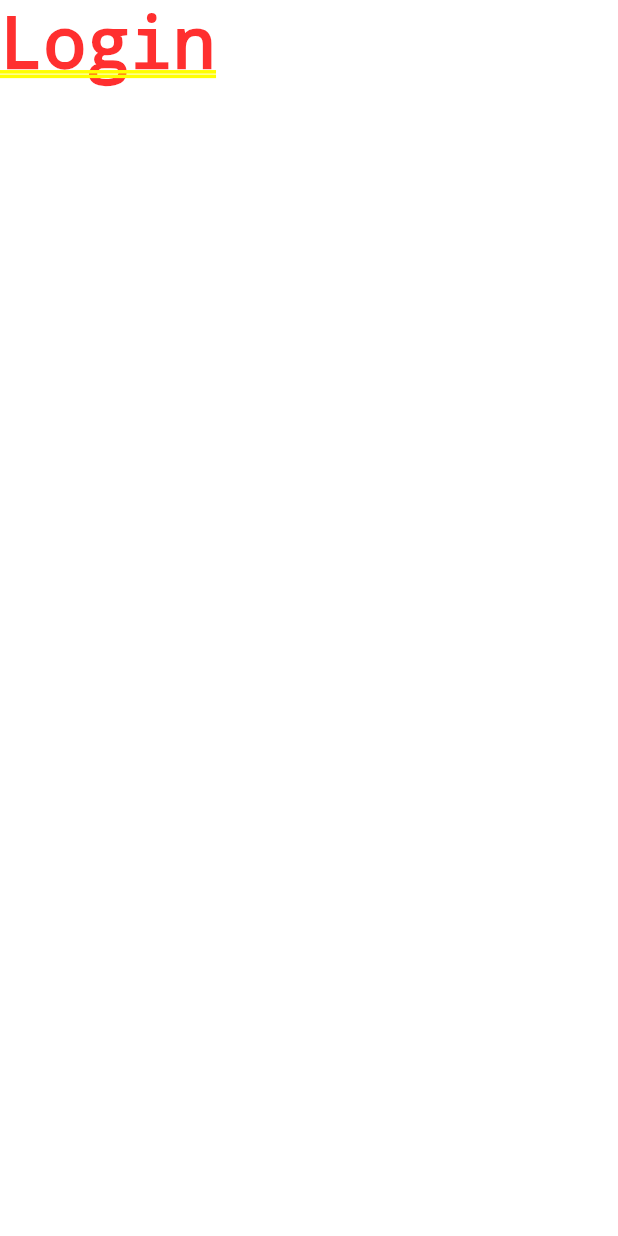
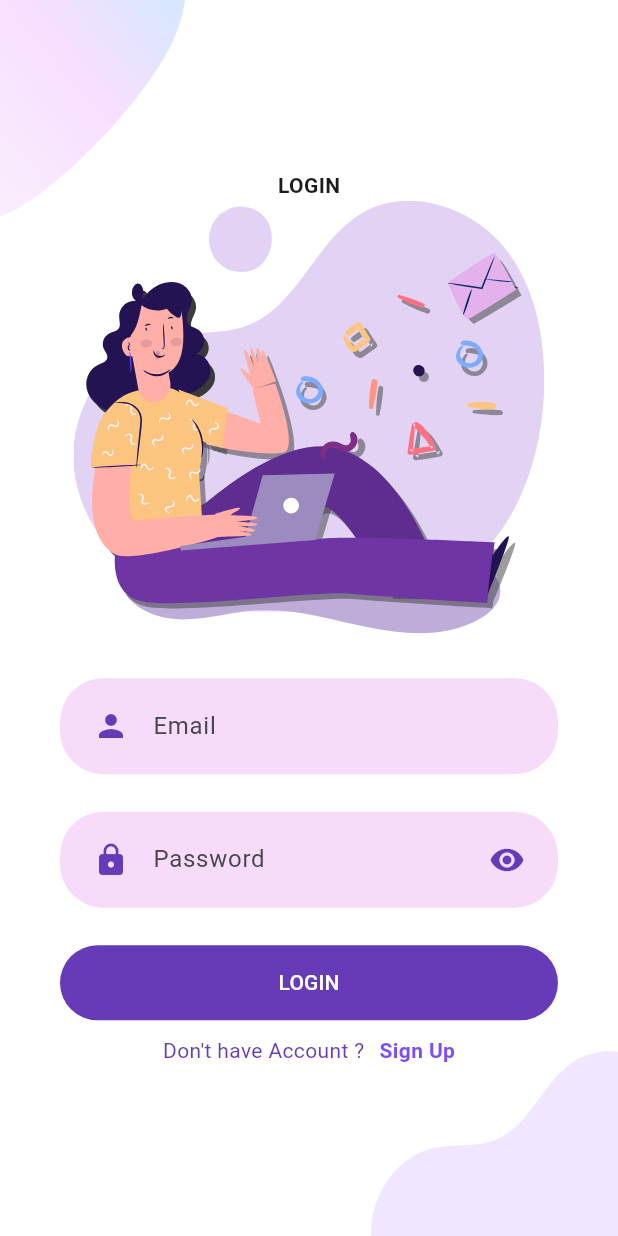
Before and after one commit to peerapattop/posmobile-flutter, a Flutter app: the screen it shows after launch, after a tap on "LOGIN", on a phone screen of 412 x 824 dp. Run offline on Flutter 3.47's test engine with Material 3 defaults, Android fonts, the phone set to English and light mode, and no system bars; our stand-ins replace flutter_svg.

Commit message:
create login page and update input

```diff
--- a/lib/screens/login_screen.dart
+++ b/lib/screens/login_screen.dart
@@ -1,15 +1,110 @@
 import 'package:flutter/material.dart';
+import 'package:flutter_svg/svg.dart';
+import 'package:flutter_svg/flutter_svg.dart';
+import 'package:posmobile/screens/signup_screen.dart';
 
-class Login extends StatefulWidget {
+import '../widgets/custom_button.dart';
+import '../widgets/custom_input.dart';
+
+class Login extends StatelessWidget {
   const Login({super.key});
 
   @override
-  State<Login> createState() => _LoginState();
-}
-
-class _LoginState extends State<Login> {
-  @override
   Widget build(BuildContext context) {
-    return const Text('Login');
+    Size size = MediaQuery.of(context).size;
+    return Scaffold(
+      body: SingleChildScrollView(
+        child: SizedBox(
+          width: double.infinity,
+          height: size.height,
+          child: Stack(
+            alignment: Alignment.center,
+            children: <Widget>[
+              Positioned(
+                top: 0,
+                left: 0,
+                child: Image.asset(
+                  "assets/images/main_top.png",
+                  width: size.width * 0.3,
+                ),
+              ),
+              Positioned(
+                bottom: 0,
+                right: 0,
+                child: Image.asset(
+                  "assets/images/login_bottom.png",
+                  width: size.width * 0.4,
+                ),
+              ),
+              Column(
+                crossAxisAlignment: CrossAxisAlignment.center,
+                mainAxisAlignment: MainAxisAlignment.center,
+                children: [
+                  const Text(
+                    'LOGIN',
+                    style: TextStyle(fontWeight: FontWeight.bold),
+                  ),
+                  SvgPicture.asset("assets/icons/login.svg",
+                      height: size.height * 0.35),
+                  const SizedBox(height: 30),
+                  const Padding(
+                    padding: EdgeInsets.only(right: 40, left: 40, bottom: 25),
+                    child: CustomInput(
+                      prefixIcon: Icons.person,
+                      hintText: 'Email',
+                      keyboardType: TextInputType.emailAddress,
+                    ),
+                  ),
+                  const Padding(
+                    padding: EdgeInsets.only(right: 40, left: 40),
+                    child: CustomInput(
+                      obscureText: true,
+                      prefixIcon: Icons.lock,
+                      suffixIcon: Icons.visibility,
+                      hintText: 'Password',
+                      keyboardType: TextInputType.emailAddress,
+                    ),
+                  ),
+                  Padding(
+                    padding: const EdgeInsets.only(
+                        right: 40, left: 40, top: 25, bottom: 10),
+                    child: CustomButton(
+                      text: 'LOGIN',
+                      onPressed: () {},
+                    ),
+                  ),
+                  Row(
+                    mainAxisAlignment: MainAxisAlignment.center,
+                    children: <Widget>[
+                      const Text(
+                        "Don't have Account ?",
+                        style: TextStyle(color: Colors.deepPurple),
+                      ),
+                      const SizedBox(width: 10),
+                      GestureDetector(
+                        onTap: () {
+                          Navigator.push(
+                            context,
+                            MaterialPageRoute(
+                              builder: (context) => const SignUp(),
+                            ),
+                          );
+                        },
+                        child: const Text(
+                          "Sign Up",
+                          style: TextStyle(
+                              fontWeight: FontWeight.bold,
+                              color: Colors.deepPurpleAccent),
+                        ),
+                      ),
+                    ],
+                  )
+                ],
+              ),
+            ],
+          ),
+        ),
+      ),
+    );
   }
 }
--- a/lib/widgets/custom_input.dart
+++ b/lib/widgets/custom_input.dart
@@ -1,10 +1,47 @@
 import 'package:flutter/material.dart';
 
 class CustomInput extends StatelessWidget {
-  const CustomInput({super.key});
+  final String hintText;
+  final TextEditingController? controller;
+  final bool obscureText;
+  final TextInputType keyboardType;
+  final IconData? prefixIcon;
+  final IconData? suffixIcon;
+
+  const CustomInput({
+    super.key,
+    this.hintText = '',
+    this.controller,
+    this.obscureText = false,
+    this.keyboardType = TextInputType.text,
+    this.prefixIcon,
+    this.suffixIcon,
+  });
 
   @override
   Widget build(BuildContext context) {
-    return const Placeholder();
+    return Container(
+      padding: const EdgeInsets.symmetric(horizontal: 10, vertical: 5),
+      decoration: BoxDecoration(
+        color: const Color(0xFFF7DCF9),
+        borderRadius: BorderRadius.circular(29),
+      ),
+      child: TextField(
+        controller: controller,
+        obscureText: obscureText,
+        keyboardType: keyboardType,
+        decoration: InputDecoration(
+          hintText: hintText,
+          border: InputBorder.none,
+          contentPadding: const EdgeInsets.symmetric(horizontal: 20, vertical: 15),
+          prefixIcon: prefixIcon != null
+              ? Icon(prefixIcon, color: Colors.deepPurple)
+              : null,
+          suffixIcon: suffixIcon != null
+              ? Icon(suffixIcon, color: Colors.deepPurple)
+              : null,
+        ),
+      ),
+    );
   }
 }
```
